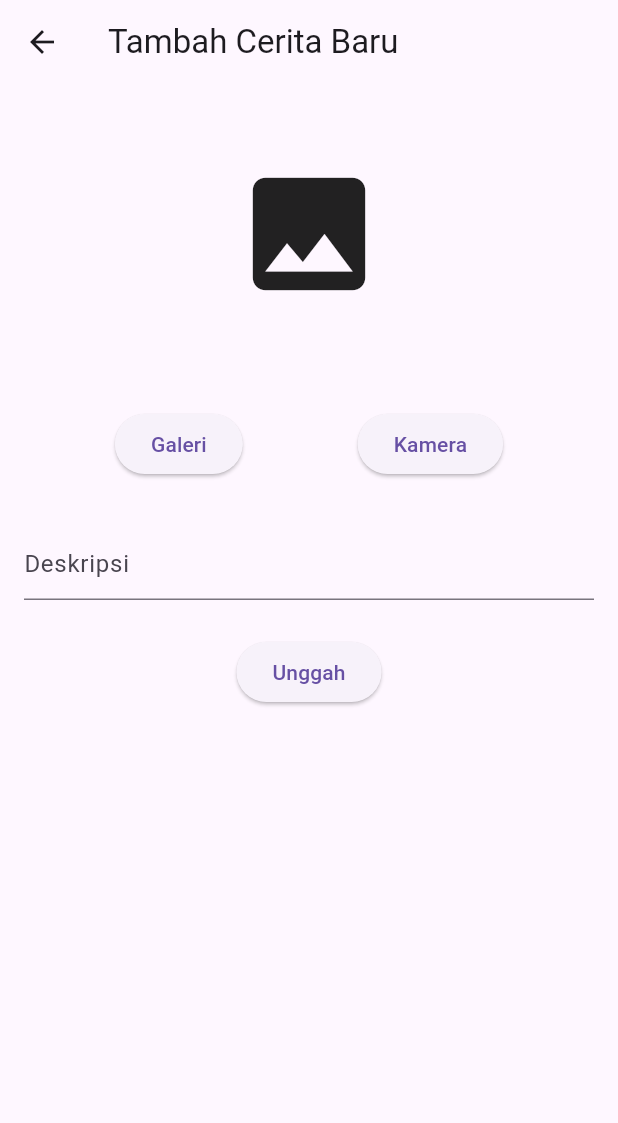
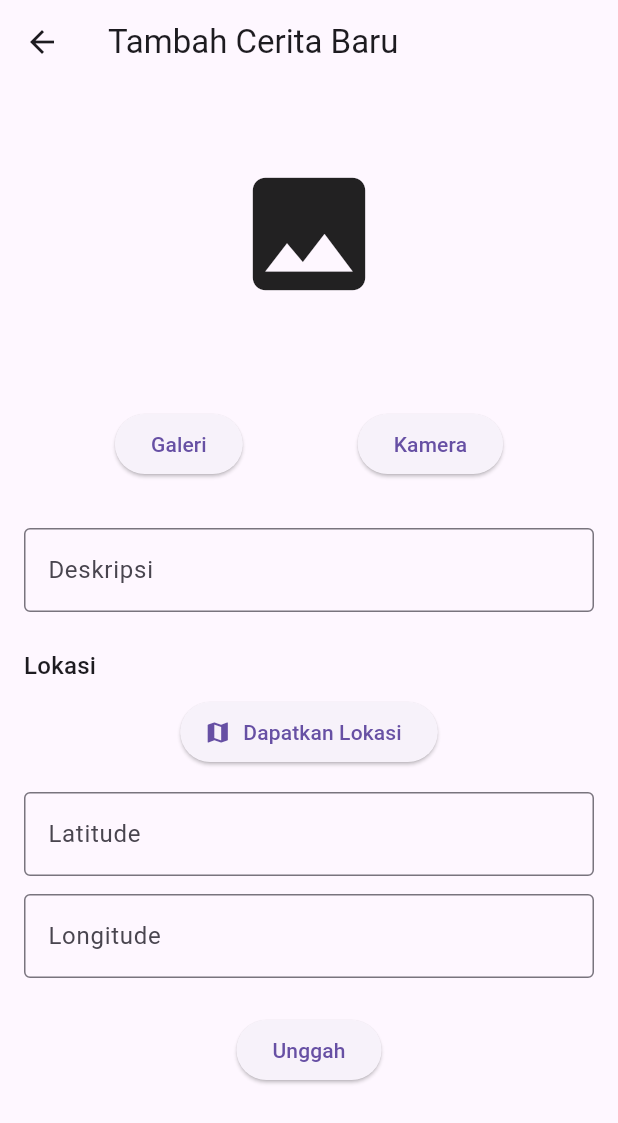
Before and after one commit to rizalfahlevi8/dicoding_storyapp, a Flutter app: the FormScreen screen opened directly with empty values, on a phone screen of 412 x 824 dp. Shown: the top 1123 px of the screen. Run offline on Flutter 3.47's test engine with Material 3 defaults, Android fonts, the phone set to English and light mode, and no system bars; our stand-ins replace geocoding, google_maps_flutter, image_picker, location, shared_preferences; accounts and stored records are empty; generated files the repository leaves out were written again.

Commit message:
Menambahkan fitur pilih lokasi melalui peta ketika menambahkan cerita baru

```diff
--- a/lib/data/api/api_story.dart
+++ b/lib/data/api/api_story.dart
@@ -51,6 +51,8 @@ class ApiStory {
     List<int> bytes,
     String fileName,
     String description,
+    double latitude,
+    double longitude,
   ) async {
     final SharedPreferences prefs = await SharedPreferences.getInstance();
     final String? token = prefs.getString('token');
@@ -62,11 +64,15 @@ class ApiStory {
       bytes,
       filename: fileName,
     );
-    final Map<String, String> fields = {"description": description};
+    final Map<String, String> fields = {
+      "description": description,
+      "lat": latitude.toString(),
+      "lon": longitude.toString(),
+    };
     final Map<String, String> headers = {
       "Content-type": "multipart/form-data",
       'Authorization': 'Bearer $token',
-      };
+    };
 
     request.files.add(multiPartFile);
     request.fields.addAll(fields);
--- a/lib/main.dart
+++ b/lib/main.dart
@@ -1,4 +1,5 @@
 import 'package:flutter/material.dart';
+import 'package:google_maps_flutter/google_maps_flutter.dart';
 import 'package:provider/provider.dart';
 import 'package:http/http.dart';
 import 'package:story_app/common.dart';
@@ -23,6 +24,7 @@ void main() {
         Provider(create: (context) => ApiAuth()),
         Provider(create: (context) => ApiStory(Client())),
         ChangeNotifierProvider(create: (context) => PageManager<String>()),
+        ChangeNotifierProvider(create: (context) => PageManager<LatLng>()),
         ChangeNotifierProvider(create: (context) => LocalizationProvider()),
         ChangeNotifierProvider(create: (context) => FormProvider()),
         ChangeNotifierProvider(create: (context) => UploadProvider(ApiStory(Client()))),
--- a/lib/provider/form/upload_provider.dart
+++ b/lib/provider/form/upload_provider.dart
@@ -17,6 +17,8 @@ class UploadProvider extends ChangeNotifier {
     List<int> bytes,
     String fileName,
     String description,
+    double latitude,
+    double longitude,
   ) async {
     try {
       message = "";
@@ -27,6 +29,8 @@ class UploadProvider extends ChangeNotifier {
         bytes,
         fileName,
         description,
+        latitude,
+        longitude,
       );
       message = uploadResponse?.message ?? "success";
       isUploading = false;
--- a/lib/routes/page_manager.dart
+++ b/lib/routes/page_manager.dart
@@ -1,16 +1,15 @@
 import 'dart:async';
-
 import 'package:flutter/material.dart';
 
-class PageManager<String> extends ChangeNotifier {
-  late Completer<String> _completer;
+class PageManager<T> extends ChangeNotifier {
+  late Completer<T> _completer;
 
-  Future<String> waitForResult() async {
-    _completer = Completer<String>();
+  Future<T> waitForResult() async {
+    _completer = Completer<T>();
     return _completer.future;
   }
 
-  void returnData(String value) {
+  void returnData(T value) {
     _completer.complete(value);
   }
 }
--- a/lib/screen/form/form_screen.dart
+++ b/lib/screen/form/form_screen.dart
@@ -2,6 +2,7 @@ import 'dart:io';
 
 import 'package:flutter/foundation.dart';
 import 'package:flutter/material.dart';
+import 'package:google_maps_flutter/google_maps_flutter.dart';
 import 'package:image_picker/image_picker.dart';
 import 'package:provider/provider.dart';
 import 'package:story_app/common.dart';
@@ -11,7 +12,8 @@ import 'package:story_app/routes/page_manager.dart';
 
 class FormScreen extends StatefulWidget {
   final Function onSend;
-  const FormScreen({super.key, required this.onSend});
+  final Function toMapsForm;
+  const FormScreen({super.key, required this.onSend, required this.toMapsForm});
 
   @override
   State<FormScreen> createState() => _FormScreenState();
@@ -19,6 +21,8 @@ class FormScreen extends StatefulWidget {
 
 class _FormScreenState extends State<FormScreen> {
   final descriptionController = TextEditingController();
+  final latitudeController = TextEditingController();
+  final longitudeController = TextEditingController();
 
   final formKey = GlobalKey<FormState>();
 
@@ -61,15 +65,68 @@ class _FormScreenState extends State<FormScreen> {
                 padding: const EdgeInsets.all(16.0),
                 child: Form(
                   key: formKey,
-                  child: TextFormField(
+                  child: Column(
+                    crossAxisAlignment: CrossAxisAlignment.start,
+                    children: [
+                      TextFormField(
                         controller: descriptionController,
                         validator: (value) {
                           if (value == null || value.isEmpty) {
-                        return AppLocalizations.of(context)!.errorDescription;
+                            return AppLocalizations.of(
+                              context,
+                            )!.errorDescription;
                           }
                           return null;
                         },
-                    decoration: InputDecoration(hintText: AppLocalizations.of(context)!.descriptionHint),
+                        decoration: InputDecoration(
+                          hintText:
+                              AppLocalizations.of(context)!.descriptionHint,
+                          labelText: "Deskripsi",
+                          border: const OutlineInputBorder(),
+                        ),
+                      ),
+                      const SizedBox(height: 24),
+                      Text(
+                        "Lokasi",
+                        style: Theme.of(context).textTheme.titleMedium,
+                      ),
+                      const SizedBox(height: 8),
+                      Center(
+                        child: ElevatedButton.icon(
+                          onPressed: () async {
+                            widget.toMapsForm();
+                            final LatLng coords =
+                                await context
+                                    .read<PageManager<LatLng>>()
+                                    .waitForResult();
+                            latitudeController.text =
+                                coords.latitude.toString();
+                            longitudeController.text =
+                                coords.longitude.toString();
+                          },
+                          icon: const Icon(Icons.map),
+                          label: const Text("Dapatkan Lokasi"),
+                        ),
+                      ),
+                      const SizedBox(height: 16),
+                      TextFormField(
+                        controller: latitudeController,
+                        readOnly: true,
+                        decoration: const InputDecoration(
+                          labelText: "Latitude",
+                          border: OutlineInputBorder(),
+                        ),
+                      ),
+                      const SizedBox(height: 12),
+                      TextFormField(
+                        controller: longitudeController,
+                        readOnly: true,
+                        decoration: const InputDecoration(
+                          labelText: "Longitude",
+                          border: OutlineInputBorder(),
+                        ),
+                      ),
+                    ],
                   ),
                 ),
               ),
@@ -106,7 +163,8 @@ class _FormScreenState extends State<FormScreen> {
 
     final newBytes = await uploadProvider.compressImage(bytes);
 
-    await uploadProvider.upload(newBytes, fileName, descriptionController.text);
+    await uploadProvider.upload(newBytes, fileName, descriptionController.text, double.parse(latitudeController.text),
+        double.parse(longitudeController.text));
 
     if (uploadProvider.uploadResponse != null) {
       formProvider.setImageFile(null);
@@ -162,7 +220,8 @@ class _FormScreenState extends State<FormScreen> {
   Widget _showImage() {
     final imagePath = context.read<FormProvider>().imagePath;
     return Center(
-      child: kIsWeb
+      child:
+          kIsWeb
               ? Image.network(imagePath.toString(), fit: BoxFit.contain)
               : Image.file(File(imagePath.toString()), fit: BoxFit.contain),
     );
--- a/lib/screen/home/story_list_screen.dart
+++ b/lib/screen/home/story_list_screen.dart
@@ -64,6 +64,7 @@ class _StoryListScreenState extends State<StoryListScreen> {
               widget.toFormScreen();
               final dataString =
                   await context.read<PageManager<String>>().waitForResult();
+              context.read<StoryListProvider>().fetchStoryList(reset: true);
               scaffoldMessengerState.showSnackBar(
                 SnackBar(
                   content: Text("$dataString"),
--- a/pubspec.yaml
+++ b/pubspec.yaml
@@ -18,6 +18,10 @@ dependencies:
   image_picker_windows: ^0.2.1+1
   http: ^1.3.0
   image: ^4.5.4
+  google_maps_flutter: ^2.12.1
+  google_maps_flutter_web: ^0.5.12
+  location: ^8.0.0
+  geocoding: ^3.0.0
 
 dev_dependencies:
   flutter_test:
```
Also changed, not shown: lib/provider/home/story_list_provider.dart (+6 -2 lines), lib/routes/router_delegate.dart (+22 -0 lines), lib/screen/detail/body_of_detail_screen.dart (+10 -0 lines), lib/screen/form/picker_screen.dart (added, +230 -0 lines), pubspec.lock, 2 other files. Lines whose indentation alone changed are shown as unchanged.
